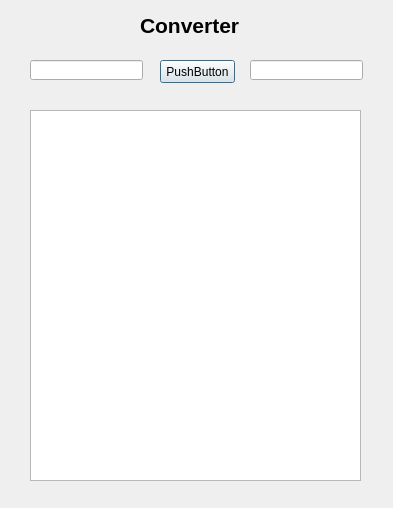
The window that OnStage/Test.ui (FreeRangeLobster/TheKraken) describes before a commit, drawn with Qt 5.
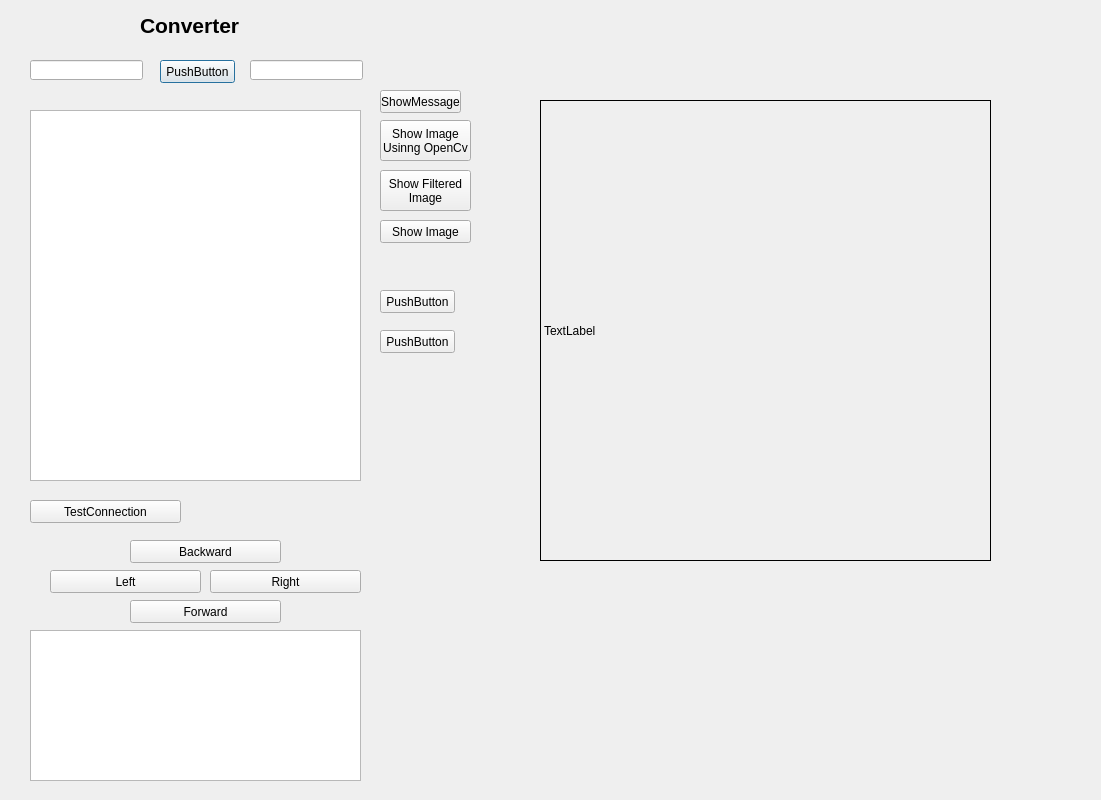
The same window after the commit.

Commit message: Added Functionality to tutorial2 and pysearch

```diff
--- a/OnStage/Test.ui
+++ b/OnStage/Test.ui
@@ -6,8 +6,8 @@
    <rect>
     <x>0</x>
     <y>0</y>
-    <width>393</width>
-    <height>508</height>
+    <width>1101</width>
+    <height>800</height>
    </rect>
   </property>
   <property name="windowTitle">
@@ -75,6 +75,177 @@
     </rect>
    </property>
   </widget>
+  <widget class="QLabel" name="lblImage">
+   <property name="geometry">
+    <rect>
+     <x>540</x>
+     <y>100</y>
+     <width>451</width>
+     <height>461</height>
+    </rect>
+   </property>
+   <property name="frameShape">
+    <enum>QFrame::Box</enum>
+   </property>
+   <property name="text">
+    <string>TextLabel</string>
+   </property>
+  </widget>
+  <widget class="QPushButton" name="CmdTestConnection">
+   <property name="geometry">
+    <rect>
+     <x>30</x>
+     <y>500</y>
+     <width>151</width>
+     <height>23</height>
+    </rect>
+   </property>
+   <property name="text">
+    <string>TestConnection</string>
+   </property>
+  </widget>
+  <widget class="QListWidget" name="listWidget_2">
+   <property name="geometry">
+    <rect>
+     <x>30</x>
+     <y>630</y>
+     <width>331</width>
+     <height>151</height>
+    </rect>
+   </property>
+  </widget>
+  <widget class="QPushButton" name="cmdLeft">
+   <property name="geometry">
+    <rect>
+     <x>50</x>
+     <y>570</y>
+     <width>151</width>
+     <height>23</height>
+    </rect>
+   </property>
+   <property name="text">
+    <string>Left</string>
+   </property>
+  </widget>
+  <widget class="QPushButton" name="cmdRight">
+   <property name="geometry">
+    <rect>
+     <x>210</x>
+     <y>570</y>
+     <width>151</width>
+     <height>23</height>
+    </rect>
+   </property>
+   <property name="text">
+    <string>Right</string>
+   </property>
+  </widget>
+  <widget class="QPushButton" name="cmdBackward">
+   <property name="geometry">
+    <rect>
+     <x>130</x>
+     <y>540</y>
+     <width>151</width>
+     <height>23</height>
+    </rect>
+   </property>
+   <property name="text">
+    <string>Backward</string>
+   </property>
+  </widget>
+  <widget class="QPushButton" name="cmdForward">
+   <property name="geometry">
+    <rect>
+     <x>130</x>
+     <y>600</y>
+     <width>151</width>
+     <height>23</height>
+    </rect>
+   </property>
+   <property name="text">
+    <string>Forward</string>
+   </property>
+  </widget>
+  <widget class="QPushButton" name="cmdShowMessage">
+   <property name="geometry">
+    <rect>
+     <x>380</x>
+     <y>90</y>
+     <width>81</width>
+     <height>23</height>
+    </rect>
+   </property>
+   <property name="text">
+    <string>ShowMessage</string>
+   </property>
+  </widget>
+  <widget class="QPushButton" name="cmdShowImageUsingOpenCV">
+   <property name="geometry">
+    <rect>
+     <x>380</x>
+     <y>120</y>
+     <width>91</width>
+     <height>41</height>
+    </rect>
+   </property>
+   <property name="text">
+    <string>Show Image
+Usinng OpenCv</string>
+   </property>
+  </widget>
+  <widget class="QPushButton" name="cmdShowFilteredImage">
+   <property name="geometry">
+    <rect>
+     <x>380</x>
+     <y>170</y>
+     <width>91</width>
+     <height>41</height>
+    </rect>
+   </property>
+   <property name="text">
+    <string>Show Filtered
+Image</string>
+   </property>
+  </widget>
+  <widget class="QPushButton" name="cmdShowImage">
+   <property name="geometry">
+    <rect>
+     <x>380</x>
+     <y>220</y>
+     <width>91</width>
+     <height>23</height>
+    </rect>
+   </property>
+   <property name="text">
+    <string>Show Image</string>
+   </property>
+  </widget>
+  <widget class="QPushButton" name="cmdShowImage_5">
+   <property name="geometry">
+    <rect>
+     <x>380</x>
+     <y>290</y>
+     <width>75</width>
+     <height>23</height>
+    </rect>
+   </property>
+   <property name="text">
+    <string>PushButton</string>
+   </property>
+  </widget>
+  <widget class="QPushButton" name="cmdShowImage_6">
+   <property name="geometry">
+    <rect>
+     <x>380</x>
+     <y>330</y>
+     <width>75</width>
+     <height>23</height>
+    </rect>
+   </property>
+   <property name="text">
+    <string>PushButton</string>
+   </property>
+  </widget>
  </widget>
  <resources/>
  <connections/>
```
The commit also changes 1 other file.
